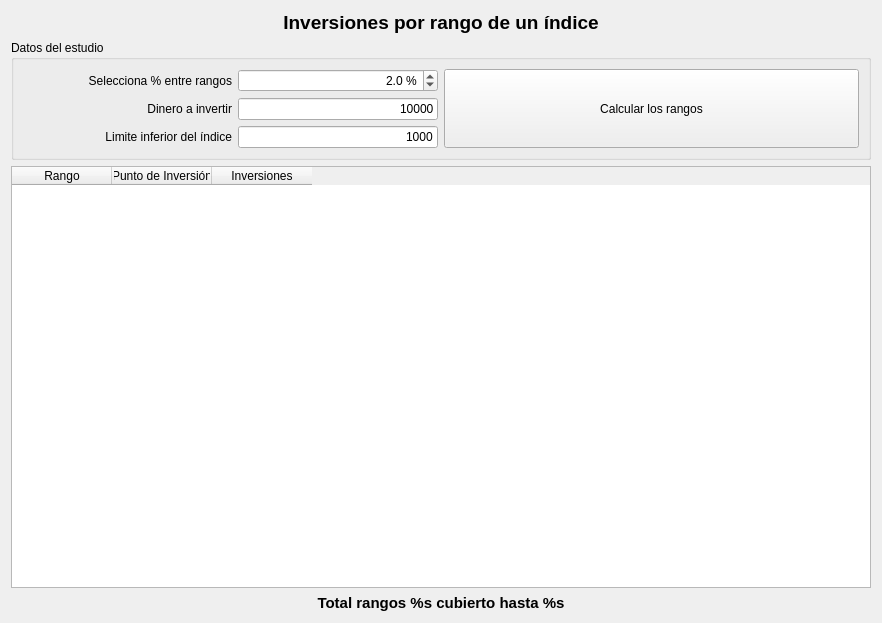
This is ui/wdgIndexRange.ui in turulomio/xulpymoney as Qt 5 draws it before an edit. The edited form follows.
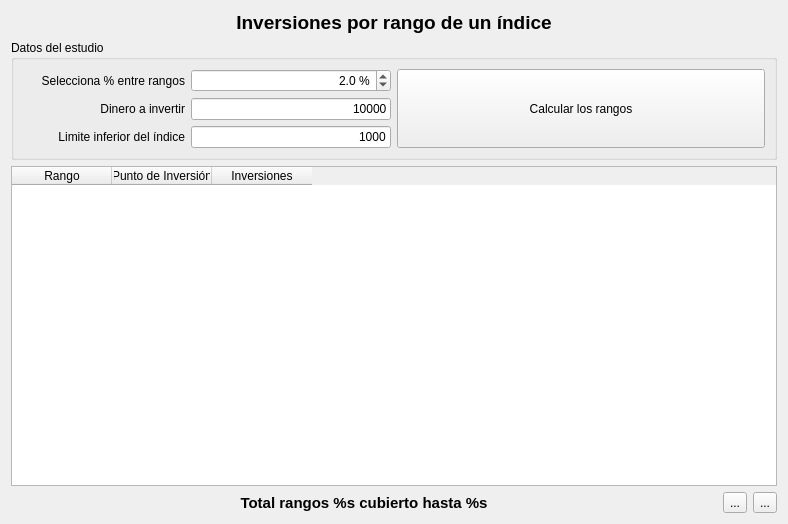
This is the edited form. Icons and pictures are not drawn. Custom widgets are drawn as their Qt base class.

Commit message: Añadido indice de referencia veranalisis e insertar

The edit to the form file:
```diff
--- a/ui/wdgIndexRange.ui
+++ b/ui/wdgIndexRange.ui
@@ -6,8 +6,8 @@
    <rect>
     <x>0</x>
     <y>0</y>
-    <width>882</width>
-    <height>623</height>
+    <width>788</width>
+    <height>524</height>
    </rect>
   </property>
   <property name="windowTitle">
@@ -228,6 +228,8 @@
       </widget>
      </item>
      <item>
+      <layout class="QHBoxLayout" name="horizontalLayout_4">
+       <item>
       <widget class="QLabel" name="lblTotal">
        <property name="font">
         <font>
@@ -243,6 +245,36 @@
         <set>Qt::AlignCenter</set>
        </property>
       </widget>
+       </item>
+       <item>
+        <widget class="QToolButton" name="cmdIRAnalisis">
+         <property name="toolTip">
+          <string>Ver análisis del índice de referencia</string>
+         </property>
+         <property name="text">
+          <string>...</string>
+         </property>
+         <property name="icon">
+          <iconset resource="../images/xulpymoney.qrc">
+           <normaloff>:/xulpymoney/books.png</normaloff>:/xulpymoney/books.png</iconset>
+         </property>
+        </widget>
+       </item>
+       <item>
+        <widget class="QToolButton" name="cmdIRInsertar">
+         <property name="toolTip">
+          <string>Añadir cotización al índice de referencia</string>
+         </property>
+         <property name="text">
+          <string>...</string>
+         </property>
+         <property name="icon">
+          <iconset resource="../images/xulpymoney.qrc">
+           <normaloff>:/xulpymoney/add.png</normaloff>:/xulpymoney/add.png</iconset>
+         </property>
+        </widget>
+       </item>
+      </layout>
      </item>
     </layout>
    </item>
```
Lines whose indentation alone changed are shown as unchanged. The commit also changes 2 other files.
